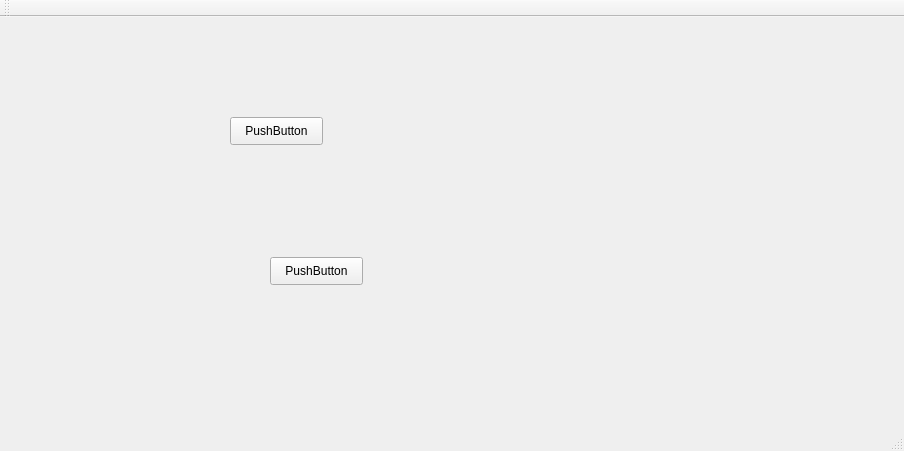
First picture: the form in POO_Trabalho_M2/mainwindow.ui, repository mathiashemmer/uni-devops, before the edit.
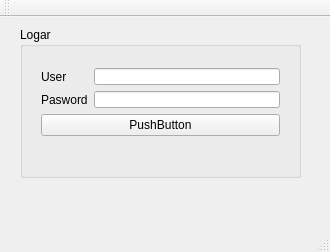
Second picture: the form after the edit.

Diff of the .ui file:
```diff
--- a/POO_Trabalho_M2/mainwindow.ui
+++ b/POO_Trabalho_M2/mainwindow.ui
@@ -6,50 +6,70 @@
    <rect>
     <x>0</x>
     <y>0</y>
-    <width>904</width>
-    <height>451</height>
+    <width>330</width>
+    <height>252</height>
    </rect>
   </property>
   <property name="windowTitle">
    <string>MainWindow</string>
   </property>
   <widget class="QWidget" name="centralWidget">
-   <widget class="QPushButton" name="pushButton">
+   <widget class="QGroupBox" name="groupBox">
     <property name="geometry">
      <rect>
-      <x>230</x>
-      <y>100</y>
-      <width>93</width>
-      <height>28</height>
+      <x>20</x>
+      <y>10</y>
+      <width>281</width>
+      <height>151</height>
      </rect>
     </property>
-    <property name="text">
-     <string>PushButton</string>
+    <property name="title">
+     <string>Logar</string>
     </property>
+    <widget class="QWidget" name="">
+     <property name="geometry">
+      <rect>
+       <x>10</x>
+       <y>30</y>
+       <width>261</width>
+       <height>90</height>
+      </rect>
+     </property>
+     <layout class="QGridLayout" name="gridLayout">
+      <item row="0" column="0">
+       <layout class="QFormLayout" name="formLayout">
+        <item row="0" column="0">
+         <widget class="QLabel" name="label_2">
+          <property name="text">
+           <string>User</string>
+          </property>
+         </widget>
+        </item>
+        <item row="0" column="1">
+         <widget class="QLineEdit" name="txt_username"/>
+        </item>
+        <item row="1" column="0">
+         <widget class="QLabel" name="label">
+          <property name="text">
+           <string>Pasword</string>
+          </property>
+         </widget>
+        </item>
+        <item row="1" column="1">
+         <widget class="QLineEdit" name="txt_password"/>
+        </item>
+       </layout>
+      </item>
+      <item row="1" column="0">
+       <widget class="QPushButton" name="btn_Login">
+        <property name="text">
+         <string>PushButton</string>
+        </property>
+       </widget>
+      </item>
+     </layout>
+    </widget>
    </widget>
-   <widget class="QPushButton" name="pushButton_2">
-    <property name="geometry">
-     <rect>
-      <x>270</x>
-      <y>240</y>
-      <width>93</width>
-      <height>28</height>
-     </rect>
-    </property>
-    <property name="text">
-     <string>PushButton</string>
-    </property>
-   </widget>
-  </widget>
-  <widget class="QMenuBar" name="menuBar">
-   <property name="geometry">
-    <rect>
-     <x>0</x>
-     <y>0</y>
-     <width>904</width>
-     <height>26</height>
-    </rect>
-   </property>
   </widget>
   <widget class="QToolBar" name="mainToolBar">
    <attribute name="toolBarArea">
```
